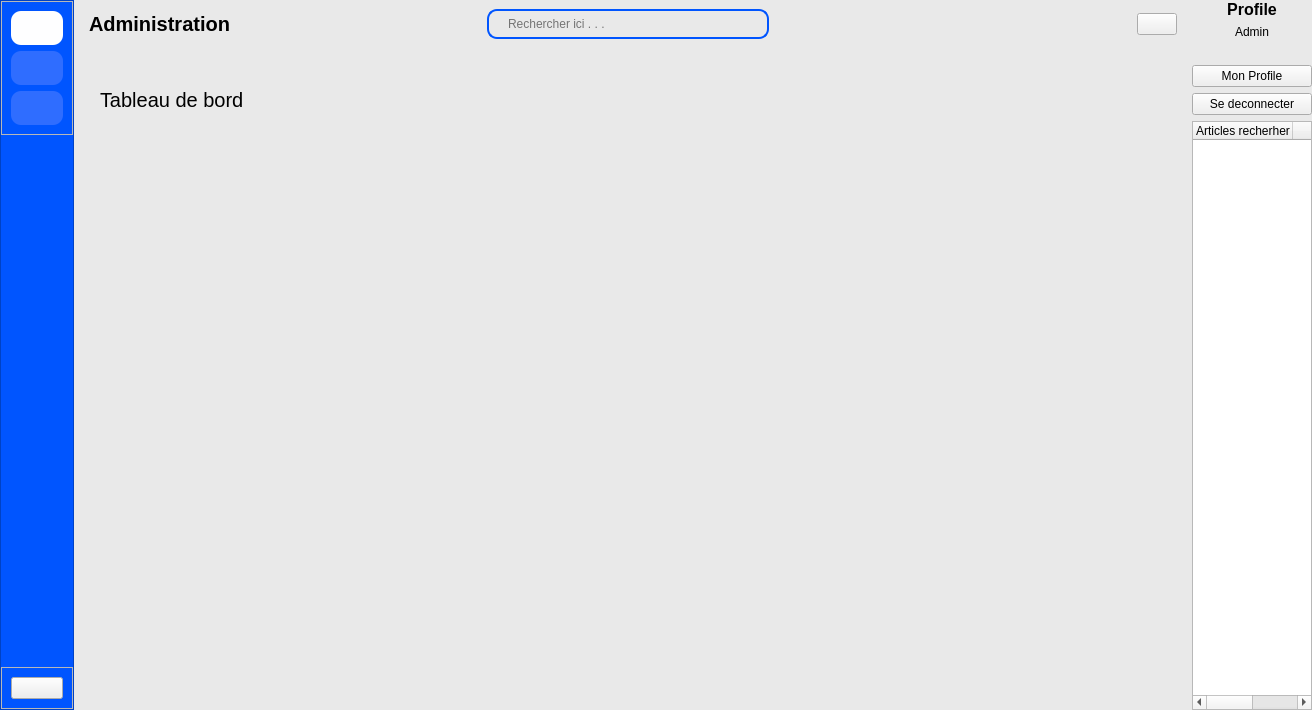
Old version of the form views/auth/main_admin_window.ui in the repository ninohantonio/Store-Management.
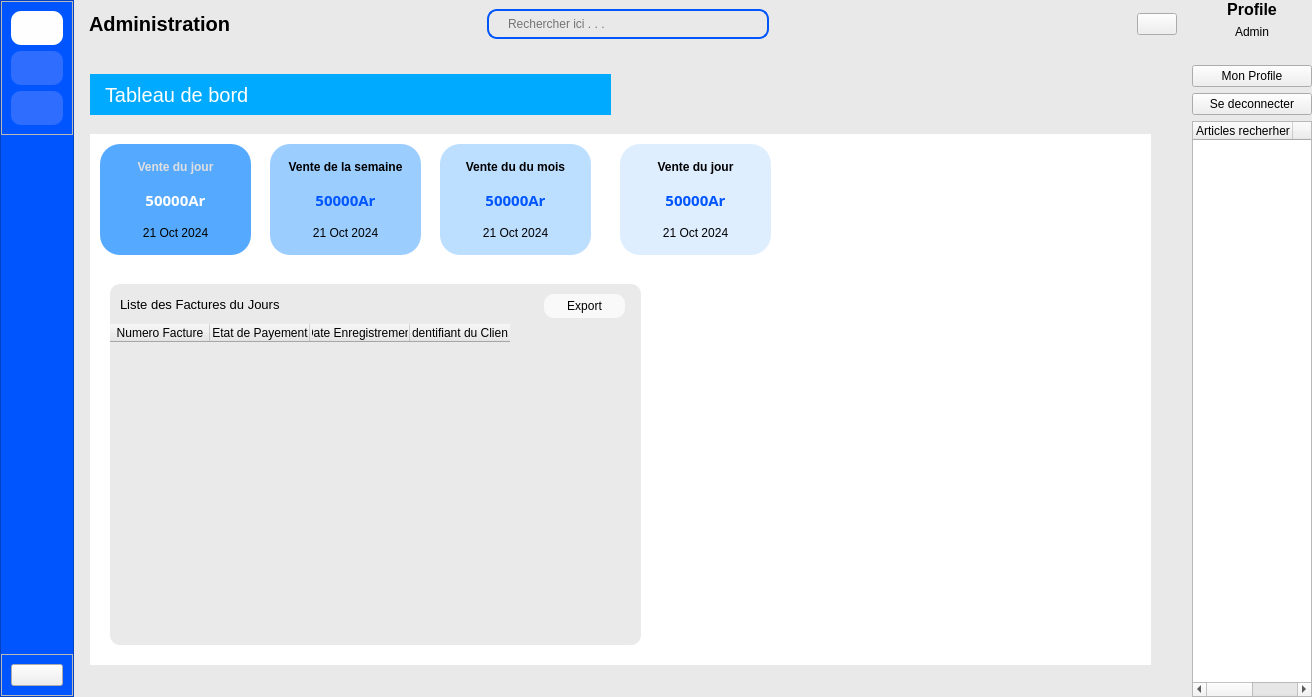
New version of the form. The open tabs and pages were chosen to show the change. Icons and pictures are not drawn. Custom widgets are drawn as their Qt base class.

The edit to the form file:
```diff
--- a/views/auth/main_admin_window.ui
+++ b/views/auth/main_admin_window.ui
@@ -7,7 +7,7 @@
     <x>0</x>
     <y>0</y>
     <width>1312</width>
-    <height>710</height>
+    <height>697</height>
    </rect>
   </property>
   <property name="windowTitle">
@@ -1360,10 +1360,10 @@
                 <widget class="QLabel" name="label">
                  <property name="geometry">
                   <rect>
-                   <x>20</x>
-                   <y>30</y>
-                   <width>341</width>
-                   <height>31</height>
+                   <x>10</x>
+                   <y>20</y>
+                   <width>521</width>
+                   <height>41</height>
                   </rect>
                  </property>
                  <property name="font">
@@ -1371,10 +1371,416 @@
                    <pointsize>15</pointsize>
                   </font>
                  </property>
+                 <property name="styleSheet">
+                  <string notr="true">background-color: rgb(0, 170, 255);
+color: white;
+padding-left: 10px;</string>
+                 </property>
                  <property name="text">
                   <string>Tableau de bord</string>
                  </property>
                 </widget>
+                <widget class="QWidget" name="widget_7" native="true">
+                 <property name="geometry">
+                  <rect>
+                   <x>10</x>
+                   <y>80</y>
+                   <width>1061</width>
+                   <height>531</height>
+                  </rect>
+                 </property>
+                 <property name="styleSheet">
+                  <string notr="true">background-color: white;
+</string>
+                 </property>
+                 <widget class="QFrame" name="frame_23">
+                  <property name="geometry">
+                   <rect>
+                    <x>10</x>
+                    <y>10</y>
+                    <width>151</width>
+                    <height>111</height>
+                   </rect>
+                  </property>
+                  <property name="styleSheet">
+                   <string notr="true">background-color: rgb(85, 170, 255);
+border-radius: 20px;</string>
+                  </property>
+                  <property name="frameShape">
+                   <enum>QFrame::Shape::StyledPanel</enum>
+                  </property>
+                  <property name="frameShadow">
+                   <enum>QFrame::Shadow::Raised</enum>
+                  </property>
+                  <layout class="QVBoxLayout" name="verticalLayout_10">
+                   <item>
+                    <widget class="QLabel" name="label_21">
+                     <property name="font">
+                      <font>
+                       <bold>true</bold>
+                      </font>
+                     </property>
+                     <property name="styleSheet">
+                      <string notr="true">background-color: transparent;
+color: #dfdfdf;</string>
+                     </property>
+                     <property name="text">
+                      <string>Vente du jour</string>
+                     </property>
+                     <property name="alignment">
+                      <set>Qt::AlignmentFlag::AlignCenter</set>
+                     </property>
+                    </widget>
+                   </item>
+                   <item>
+                    <widget class="QLabel" name="label_22">
+                     <property name="font">
+                      <font>
+                       <family>Nirmala UI Semilight</family>
+                       <pointsize>11</pointsize>
+                       <bold>true</bold>
+                      </font>
+                     </property>
+                     <property name="styleSheet">
+                      <string notr="true">color: #fefeff;
+background: transparent;</string>
+                     </property>
+                     <property name="text">
+                      <string>50000Ar</string>
+                     </property>
+                     <property name="alignment">
+                      <set>Qt::AlignmentFlag::AlignCenter</set>
+                     </property>
+                    </widget>
+                   </item>
+                   <item>
+                    <widget class="QLabel" name="label_23">
+                     <property name="styleSheet">
+                      <string notr="true">background: transparent;</string>
+                     </property>
+                     <property name="text">
+                      <string>21 Oct 2024</string>
+                     </property>
+                     <property name="alignment">
+                      <set>Qt::AlignmentFlag::AlignCenter</set>
+                     </property>
+                    </widget>
+                   </item>
+                  </layout>
+                 </widget>
+                 <widget class="QFrame" name="frame_24">
+                  <property name="geometry">
+                   <rect>
+                    <x>180</x>
+                    <y>10</y>
+                    <width>151</width>
+                    <height>111</height>
+                   </rect>
+                  </property>
+                  <property name="styleSheet">
+                   <string notr="true">background-color:  rgba(85, 170, 255, 150);
+border-radius: 20px;</string>
+                  </property>
+                  <property name="frameShape">
+                   <enum>QFrame::Shape::StyledPanel</enum>
+                  </property>
+                  <property name="frameShadow">
+                   <enum>QFrame::Shadow::Raised</enum>
+                  </property>
+                  <layout class="QVBoxLayout" name="verticalLayout_11">
+                   <item>
+                    <widget class="QLabel" name="label_24">
+                     <property name="font">
+                      <font>
+                       <bold>true</bold>
+                      </font>
+                     </property>
+                     <property name="styleSheet">
+                      <string notr="true">background-color: transparent;</string>
+                     </property>
+                     <property name="text">
+                      <string>Vente de la semaine</string>
+                     </property>
+                     <property name="alignment">
+                      <set>Qt::AlignmentFlag::AlignCenter</set>
+                     </property>
+                    </widget>
+                   </item>
+                   <item>
+                    <widget class="QLabel" name="label_25">
+                     <property name="font">
+                      <font>
+                       <family>Nirmala UI Semilight</family>
+                       <pointsize>11</pointsize>
+                       <bold>true</bold>
+                      </font>
+                     </property>
+                     <property name="styleSheet">
+                      <string notr="true">color: rgb(0, 85, 255);
+background: transparent;</string>
+                     </property>
+                     <property name="text">
+                      <string>50000Ar</string>
+                     </property>
+                     <property name="alignment">
+                      <set>Qt::AlignmentFlag::AlignCenter</set>
+                     </property>
+                    </widget>
+                   </item>
+                   <item>
+                    <widget class="QLabel" name="label_26">
+                     <property name="styleSheet">
+                      <string notr="true">background: transparent;</string>
+                     </property>
+                     <property name="text">
+                      <string>21 Oct 2024</string>
+                     </property>
+                     <property name="alignment">
+                      <set>Qt::AlignmentFlag::AlignCenter</set>
+                     </property>
+                    </widget>
+                   </item>
+                  </layout>
+                 </widget>
+                 <widget class="QFrame" name="frame_25">
+                  <property name="geometry">
+                   <rect>
+                    <x>530</x>
+                    <y>10</y>
+                    <width>151</width>
+                    <height>111</height>
+                   </rect>
+                  </property>
+                  <property name="styleSheet">
+                   <string notr="true">background-color:  rgba(85, 170, 255, 50);
+border-radius: 20px;</string>
+                  </property>
+                  <property name="frameShape">
+                   <enum>QFrame::Shape::StyledPanel</enum>
+                  </property>
+                  <property name="frameShadow">
+                   <enum>QFrame::Shadow::Raised</enum>
+                  </property>
+                  <layout class="QVBoxLayout" name="verticalLayout_12">
+                   <item>
+                    <widget class="QLabel" name="label_27">
+                     <property name="font">
+                      <font>
+                       <bold>true</bold>
+                      </font>
+                     </property>
+                     <property name="styleSheet">
+                      <string notr="true">background-color: transparent;</string>
+                     </property>
+                     <property name="text">
+                      <string>Vente du jour</string>
+                     </property>
+                     <property name="alignment">
+                      <set>Qt::AlignmentFlag::AlignCenter</set>
+                     </property>
+                    </widget>
+                   </item>
+                   <item>
+                    <widget class="QLabel" name="label_28">
+                     <property name="font">
+                      <font>
+                       <family>Nirmala UI Semilight</family>
+                       <pointsize>11</pointsize>
+                       <bold>true</bold>
+                      </font>
+                     </property>
+                     <property name="styleSheet">
+                      <string notr="true">color: rgb(0, 85, 255);
+background: transparent;</string>
+                     </property>
+                     <property name="text">
+                      <string>50000Ar</string>
+                     </property>
+                     <property name="alignment">
+                      <set>Qt::AlignmentFlag::AlignCenter</set>
+                     </property>
+                    </widget>
+                   </item>
+                   <item>
+                    <widget class="QLabel" name="label_29">
+                     <property name="styleSheet">
+                      <string notr="true">background: transparent;</string>
+                     </property>
+                     <property name="text">
+                      <string>21 Oct 2024</string>
+                     </property>
+                     <property name="alignment">
+                      <set>Qt::AlignmentFlag::AlignCenter</set>
+                     </property>
+                    </widget>
+                   </item>
+                  </layout>
+                 </widget>
+                 <widget class="QFrame" name="frame_26">
+                  <property name="geometry">
+                   <rect>
+                    <x>350</x>
+                    <y>10</y>
+                    <width>151</width>
+                    <height>111</height>
+                   </rect>
+                  </property>
+                  <property name="styleSheet">
+                   <string notr="true">background-color:  rgba(85, 170, 255, 100);
+border-radius: 20px;</string>
+                  </property>
+                  <property name="frameShape">
+                   <enum>QFrame::Shape::StyledPanel</enum>
+                  </property>
+                  <property name="frameShadow">
+                   <enum>QFrame::Shadow::Raised</enum>
+                  </property>
+                  <layout class="QVBoxLayout" name="verticalLayout_13">
+                   <item>
+                    <widget class="QLabel" name="label_30">
+                     <property name="font">
+                      <font>
+                       <bold>true</bold>
+                      </font>
+                     </property>
+                     <property name="styleSheet">
+                      <string notr="true">background-color: transparent;</string>
+                     </property>
+                     <property name="text">
+                      <string>Vente du du mois</string>
+                     </property>
+                     <property name="alignment">
+                      <set>Qt::AlignmentFlag::AlignCenter</set>
+                     </property>
+                    </widget>
+                   </item>
+                   <item>
+                    <widget class="QLabel" name="label_31">
+                     <property name="font">
+                      <font>
+                       <family>Nirmala UI Semilight</family>
+                       <pointsize>11</pointsize>
+                       <bold>true</bold>
+                      </font>
+                     </property>
+                     <property name="styleSheet">
+                      <string notr="true">color: rgb(0, 85, 255);
+background: transparent;</string>
+                     </property>
+                     <property name="text">
+                      <string>50000Ar</string>
+                     </property>
+                     <property name="alignment">
+                      <set>Qt::AlignmentFlag::AlignCenter</set>
+                     </property>
+                    </widget>
+                   </item>
+                   <item>
+                    <widget class="QLabel" name="label_32">
+                     <property name="styleSheet">
+                      <string notr="true">background: transparent;</string>
+                     </property>
+                     <property name="text">
+                      <string>21 Oct 2024</string>
+                     </property>
+                     <property name="alignment">
+                      <set>Qt::AlignmentFlag::AlignCenter</set>
+                     </property>
+                    </widget>
+                   </item>
+                  </layout>
+                 </widget>
+                 <widget class="QFrame" name="frame_27">
+                  <property name="geometry">
+                   <rect>
+                    <x>20</x>
+                    <y>150</y>
+                    <width>531</width>
+                    <height>361</height>
+                   </rect>
+                  </property>
+                  <property name="styleSheet">
+                   <string notr="true">QFrame{
+	background: rgb(234, 234, 234);
+	border-radius: 10px;
+}</string>
+                  </property>
+                  <property name="frameShape">
+                   <enum>QFrame::Shape::StyledPanel</enum>
+                  </property>
+                  <property name="frameShadow">
+                   <enum>QFrame::Shadow::Raised</enum>
+                  </property>
+                  <widget class="QLabel" name="label_33">
+                   <property name="geometry">
+                    <rect>
+                     <x>10</x>
+                     <y>10</y>
+                     <width>171</width>
+                     <height>21</height>
+                    </rect>
+                   </property>
+                   <property name="font">
+                    <font>
+                     <pointsize>10</pointsize>
+                    </font>
+                   </property>
+                   <property name="text">
+                    <string>Liste des Factures du Jours</string>
+                   </property>
+                  </widget>
+                  <widget class="QPushButton" name="pushButton_2">
+                   <property name="geometry">
+                    <rect>
+                     <x>434</x>
+                     <y>10</y>
+                     <width>81</width>
+                     <height>24</height>
+                    </rect>
+                   </property>
+                   <property name="cursor">
+                    <cursorShape>PointingHandCursor</cursorShape>
+                   </property>
+                   <property name="styleSheet">
+                    <string notr="true">border-radius: 10px;
+background: rgb(249, 249, 249);</string>
+                   </property>
+                   <property name="text">
+                    <string>Export</string>
+                   </property>
+                  </widget>
+                  <widget class="QTableWidget" name="tableWidget">
+                   <property name="geometry">
+                    <rect>
+                     <x>0</x>
+                     <y>40</y>
+                     <width>531</width>
+                     <height>311</height>
+                    </rect>
+                   </property>
+                   <column>
+                    <property name="text">
+                     <string>Numero Facture</string>
+                    </property>
+                   </column>
+                   <column>
+                    <property name="text">
+                     <string>Etat de Payement</string>
+                    </property>
+                   </column>
+                   <column>
+                    <property name="text">
+                     <string>Date Enregistrement</string>
+                    </property>
+                   </column>
+                   <column>
+                    <property name="text">
+                     <string>Identifiant du Client</string>
+                    </property>
+                   </column>
+                  </widget>
+                 </widget>
+                </widget>
                </widget>
                <widget class="QWidget" name="clientPage">
                 <widget class="QLabel" name="label_9">
```
Left out of the diff: 2 changed lines with no effect on the pictures.
